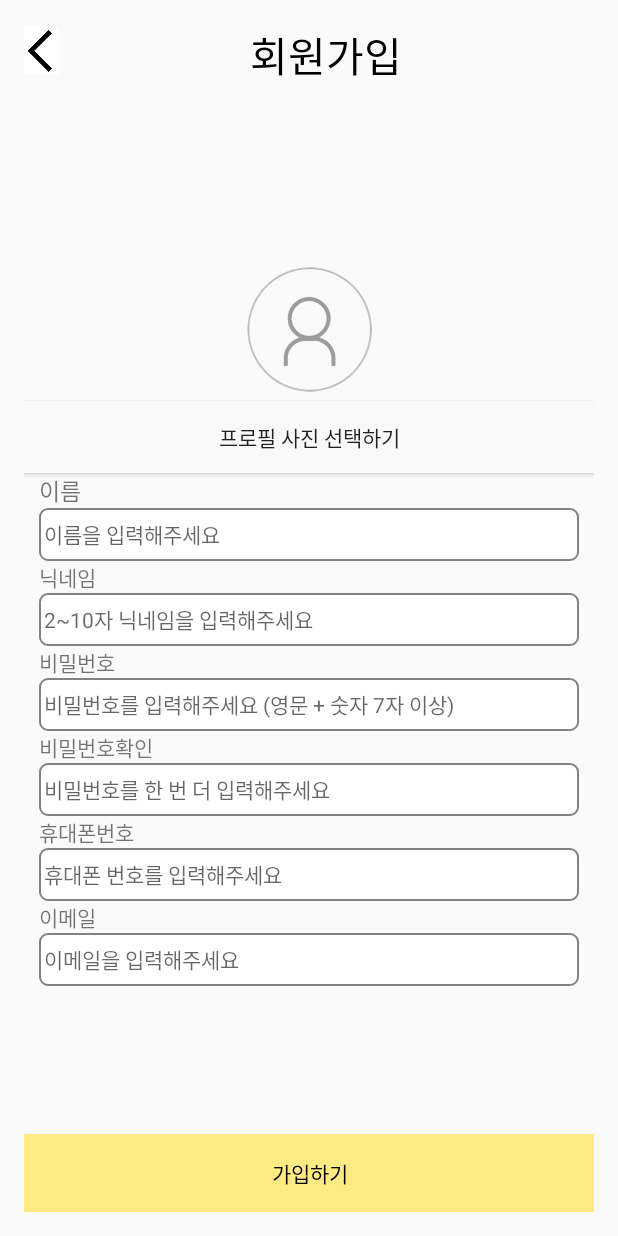
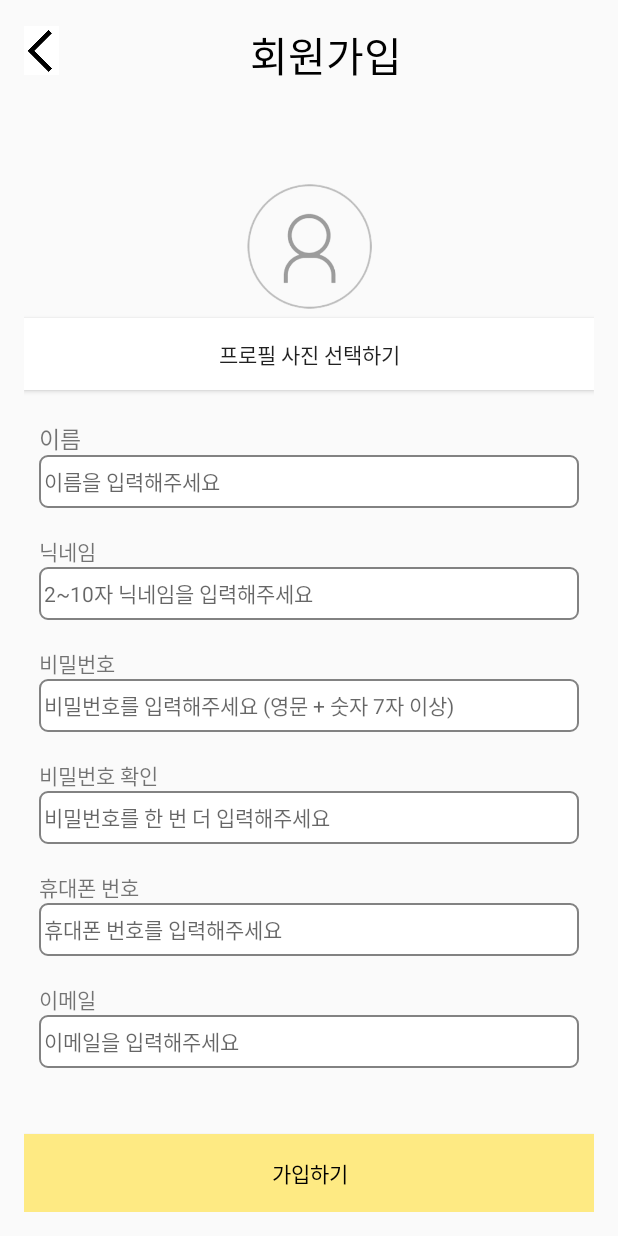
Before and after one commit to gityhb/YUMYUM, an Android app: the layout fragment_join.xml on its own in the app's theme, with its tools: preview values and no code run, on a phone screen of 412 x 824 dp. Run offline under Robolectric (Android 15) with nearby library versions, the phone set to English and light mode, and no system bars.

Commit message:
ssb 11/17 11:16

```diff
--- a/app/src/main/res/layout/fragment_join.xml
+++ b/app/src/main/res/layout/fragment_join.xml
@@ -38,7 +38,7 @@
                 android:id="@+id/button7"
                 android:layout_width="match_parent"
                 android:layout_height="wrap_content"
-                android:background="#F9F9F9"
+                android:background="#fff"
                 android:text="프로필 사진 선택하기" />
 
             <TextView
@@ -46,7 +46,7 @@
                 android:layout_width="360dp"
                 android:layout_height="wrap_content"
                 android:layout_gravity="center_horizontal"
-                android:text="이름"
+                android:text="\n이름"
                 android:textSize="15sp" />
 
         </LinearLayout>
@@ -66,7 +66,7 @@
             android:layout_width="360dp"
             android:layout_height="wrap_content"
             android:layout_gravity="center_horizontal"
-            android:text="닉네임" />
+            android:text="\n닉네임" />
         s
 
         <EditText
@@ -85,7 +85,7 @@
             android:layout_width="360dp"
             android:layout_height="wrap_content"
             android:layout_gravity="center_horizontal"
-            android:text="비밀번호" />
+            android:text="\n비밀번호" />
 
         <EditText
             android:id="@+id/input_password1"
@@ -103,7 +103,7 @@
             android:layout_width="360dp"
             android:layout_height="wrap_content"
             android:layout_gravity="center_horizontal"
-            android:text="비밀번호확인" />
+            android:text="\n비밀번호 확인" />
 
         <EditText
             android:id="@+id/input_password2"
@@ -121,7 +121,7 @@
             android:layout_width="360dp"
             android:layout_height="wrap_content"
             android:layout_gravity="center_horizontal"
-            android:text="휴대폰번호" />
+            android:text="\n휴대폰 번호" />
 
         <EditText
             android:id="@+id/input_phone"
@@ -139,7 +139,7 @@
             android:layout_width="360dp"
             android:layout_height="wrap_content"
             android:layout_gravity="center_horizontal"
-            android:text="이메일" />
+            android:text="\n이메일" />
 
         <EditText
             android:id="@+id/input_email"
@@ -160,7 +160,6 @@
         android:layout_height="52dp"
         android:background="#feea83"
         android:text="가입하기"
-
         android:textColor="@color/black"
         app:layout_constraintBottom_toBottomOf="parent"
         app:layout_constraintEnd_toEndOf="parent"
--- a/app/src/main/res/navigation/mobile_navigation2.xml
+++ b/app/src/main/res/navigation/mobile_navigation2.xml
@@ -14,12 +14,12 @@
     <fragment
         android:id="@+id/navigation_dashboard"
         android:name="com.example.yumyum.ui.dashboard.DashboardFragment"
-        android:label="@string/title_dashboard"
+        android:label="@string/title_other"
         tools:layout="@layout/fragment_dashboard" />
 
     <fragment
         android:id="@+id/navigation_notifications"
         android:name="com.example.yumyum.ui.notifications.NotificationsFragment"
-        android:label="@string/title_notifications"
+        android:label="@string/title_my"
         tools:layout="@layout/fragment_notifications" />
 </navigation>
```
